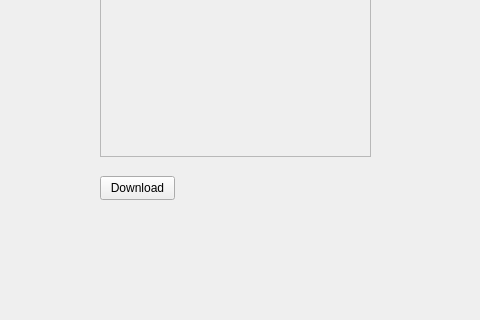
This is OneDrive/OneDrive/Account.ui in mihaitudor17/One-Drive as Qt 5 draws it before an edit; both pictures show x 0 to 480 and y 284 to 604 of the 1229 by 604 pixel window. The edited form follows.
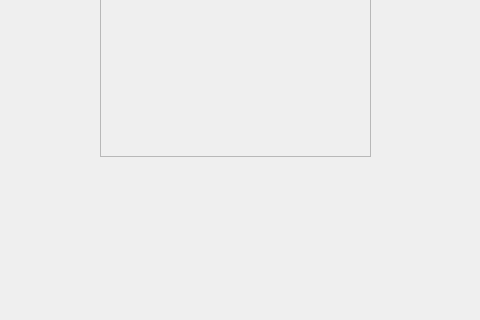
This is the edited form.

Commit message: Added the possibility of choosing whether to download from server or choose another folder from Disk

The edit to the form file:
```diff
--- a/OneDrive/OneDrive/Account.ui
+++ b/OneDrive/OneDrive/Account.ui
@@ -253,19 +253,6 @@
     </property>
    </widget>
   </widget>
-  <widget class="QPushButton" name="downloadButton">
-   <property name="geometry">
-    <rect>
-     <x>100</x>
-     <y>460</y>
-     <width>75</width>
-     <height>24</height>
-    </rect>
-   </property>
-   <property name="text">
-    <string>Download</string>
-   </property>
-  </widget>
  </widget>
  <layoutdefault spacing="6" margin="11"/>
  <resources/>
```
Left out of the diff: 16 changed lines with no effect on the pictures. The commit also changes 30 other files.
